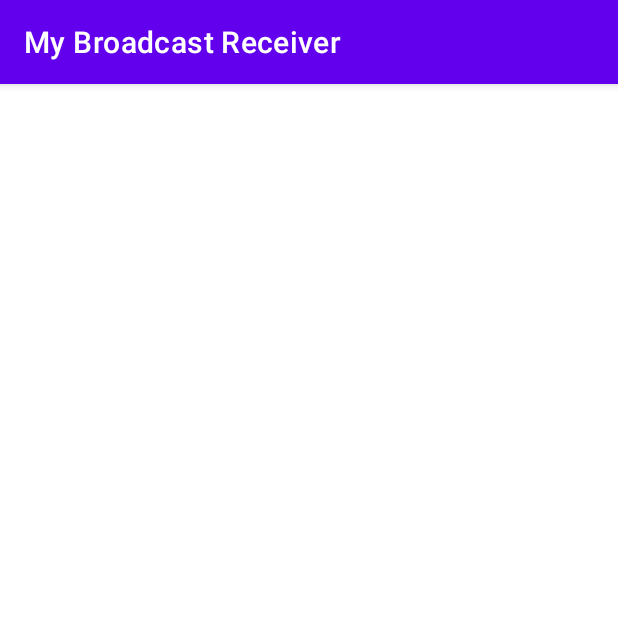
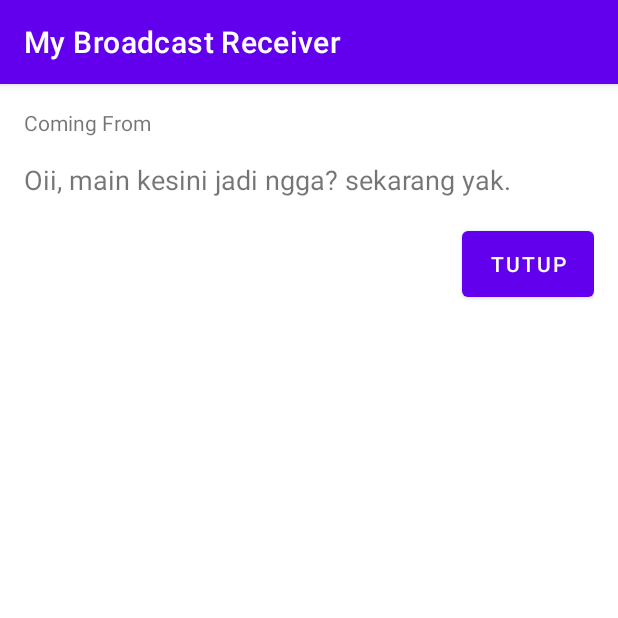
Before and after one commit to erikrios/my-broadcast-receiver, an Android app: the SmsReceiverActivity screen opened directly, with no data from a screen before it, on a phone screen of 412 x 824 dp, the top half of it. Run offline under Robolectric (Android 15) with nearby library versions, the phone set to English and light mode, and no system bars.

Commit message:
Add the layout

```diff
--- a/app/src/main/res/layout/activity_sms_receiver.xml
+++ b/app/src/main/res/layout/activity_sms_receiver.xml
@@ -1,9 +1,35 @@
 <?xml version="1.0" encoding="utf-8"?>
-<androidx.constraintlayout.widget.ConstraintLayout xmlns:android="http://schemas.android.com/apk/res/android"
-    xmlns:app="http://schemas.android.com/apk/res-auto"
+<LinearLayout xmlns:android="http://schemas.android.com/apk/res/android"
     xmlns:tools="http://schemas.android.com/tools"
+    android:id="@+id/activity_sms_receiver"
     android:layout_width="match_parent"
-    android:layout_height="match_parent"
+    android:layout_height="wrap_content"
+    android:orientation="vertical"
+    android:padding="16dp"
     tools:context=".SmsReceiverActivity">
 
-</androidx.constraintlayout.widget.ConstraintLayout>
+    <TextView
+        android:id="@+id/tv_from"
+        android:layout_width="match_parent"
+        android:layout_height="wrap_content"
+        android:layout_marginBottom="16dp"
+        android:text="@string/coming_from" />
+
+    <TextView
+        android:id="@+id/tv_message"
+        android:layout_width="match_parent"
+        android:layout_height="wrap_content"
+        android:layout_marginBottom="16dp"
+        android:text="@string/this_play"
+        android:textSize="18sp" />
+
+    <Button
+        android:id="@+id/btn_close"
+        android:layout_width="wrap_content"
+        android:layout_height="?actionBarSize"
+        android:layout_gravity="end"
+        android:layout_marginBottom="24dp"
+        android:padding="8dp"
+        android:text="@string/close" />
+
+</LinearLayout>
```
